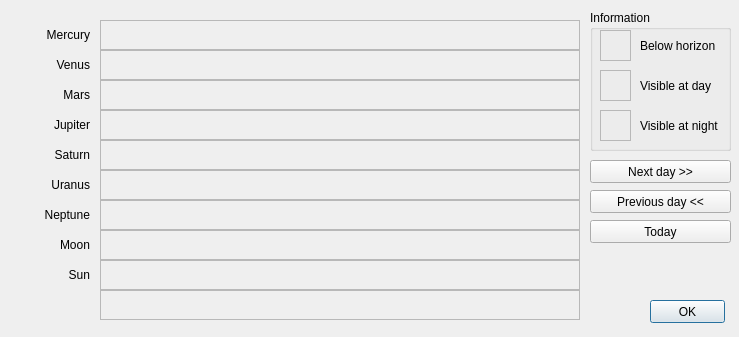
PavelMr/skytechx, file cplanetvis.ui: the form before one commit.
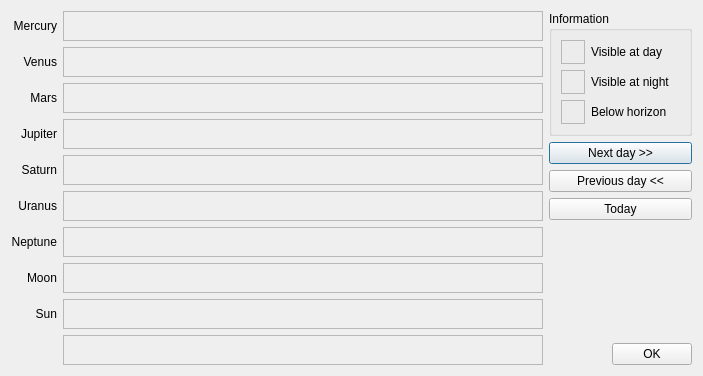
The form after the commit.

The edit to the form file:
```diff
--- a/cplanetvis.ui
+++ b/cplanetvis.ui
@@ -6,469 +6,495 @@
    <rect>
     <x>0</x>
     <y>0</y>
-    <width>739</width>
-    <height>337</height>
+    <width>703</width>
+    <height>376</height>
    </rect>
   </property>
   <property name="windowTitle">
    <string/>
   </property>
-  <widget class="QFrame" name="frame">
-   <property name="geometry">
-    <rect>
-     <x>100</x>
-     <y>20</y>
-     <width>480</width>
-     <height>30</height>
-    </rect>
-   </property>
-   <property name="frameShape">
-    <enum>QFrame::StyledPanel</enum>
-   </property>
-   <property name="frameShadow">
-    <enum>QFrame::Plain</enum>
-   </property>
-  </widget>
-  <widget class="QFrame" name="frame_2">
-   <property name="geometry">
-    <rect>
-     <x>100</x>
-     <y>50</y>
-     <width>480</width>
-     <height>30</height>
-    </rect>
-   </property>
-   <property name="frameShape">
-    <enum>QFrame::StyledPanel</enum>
-   </property>
-   <property name="frameShadow">
-    <enum>QFrame::Plain</enum>
-   </property>
-  </widget>
-  <widget class="QFrame" name="frame_3">
-   <property name="geometry">
-    <rect>
-     <x>100</x>
-     <y>80</y>
-     <width>480</width>
-     <height>30</height>
-    </rect>
-   </property>
-   <property name="frameShape">
-    <enum>QFrame::StyledPanel</enum>
-   </property>
-   <property name="frameShadow">
-    <enum>QFrame::Plain</enum>
-   </property>
-  </widget>
-  <widget class="QFrame" name="frame_4">
-   <property name="geometry">
-    <rect>
-     <x>100</x>
-     <y>110</y>
-     <width>480</width>
-     <height>30</height>
-    </rect>
-   </property>
-   <property name="frameShape">
-    <enum>QFrame::StyledPanel</enum>
-   </property>
-   <property name="frameShadow">
-    <enum>QFrame::Plain</enum>
-   </property>
-  </widget>
-  <widget class="QFrame" name="frame_5">
-   <property name="geometry">
-    <rect>
-     <x>100</x>
-     <y>140</y>
-     <width>480</width>
-     <height>30</height>
-    </rect>
-   </property>
-   <property name="frameShape">
-    <enum>QFrame::StyledPanel</enum>
-   </property>
-   <property name="frameShadow">
-    <enum>QFrame::Plain</enum>
-   </property>
-  </widget>
-  <widget class="QFrame" name="frame_6">
-   <property name="geometry">
-    <rect>
-     <x>100</x>
-     <y>170</y>
-     <width>480</width>
-     <height>30</height>
-    </rect>
-   </property>
-   <property name="frameShape">
-    <enum>QFrame::StyledPanel</enum>
-   </property>
-   <property name="frameShadow">
-    <enum>QFrame::Plain</enum>
-   </property>
-  </widget>
-  <widget class="QFrame" name="frame_7">
-   <property name="geometry">
-    <rect>
-     <x>100</x>
-     <y>200</y>
-     <width>480</width>
-     <height>30</height>
-    </rect>
-   </property>
-   <property name="frameShape">
-    <enum>QFrame::StyledPanel</enum>
-   </property>
-   <property name="frameShadow">
-    <enum>QFrame::Plain</enum>
-   </property>
-  </widget>
-  <widget class="QFrame" name="frame_8">
-   <property name="geometry">
-    <rect>
-     <x>100</x>
-     <y>230</y>
-     <width>480</width>
-     <height>30</height>
-    </rect>
-   </property>
-   <property name="frameShape">
-    <enum>QFrame::StyledPanel</enum>
-   </property>
-   <property name="frameShadow">
-    <enum>QFrame::Plain</enum>
-   </property>
-  </widget>
-  <widget class="QFrame" name="frame_9">
-   <property name="geometry">
-    <rect>
-     <x>100</x>
-     <y>260</y>
-     <width>480</width>
-     <height>30</height>
-    </rect>
-   </property>
-   <property name="frameShape">
-    <enum>QFrame::StyledPanel</enum>
-   </property>
-   <property name="frameShadow">
-    <enum>QFrame::Plain</enum>
-   </property>
-  </widget>
-  <widget class="QLabel" name="label">
-   <property name="geometry">
-    <rect>
-     <x>10</x>
-     <y>20</y>
-     <width>80</width>
-     <height>30</height>
-    </rect>
-   </property>
-   <property name="text">
-    <string>Mercury</string>
-   </property>
-   <property name="alignment">
-    <set>Qt::AlignRight|Qt::AlignTrailing|Qt::AlignVCenter</set>
-   </property>
-  </widget>
-  <widget class="QLabel" name="label_2">
-   <property name="geometry">
-    <rect>
-     <x>10</x>
-     <y>50</y>
-     <width>80</width>
-     <height>30</height>
-    </rect>
-   </property>
-   <property name="text">
-    <string>Venus</string>
-   </property>
-   <property name="alignment">
-    <set>Qt::AlignRight|Qt::AlignTrailing|Qt::AlignVCenter</set>
-   </property>
-  </widget>
-  <widget class="QLabel" name="label_3">
-   <property name="geometry">
-    <rect>
-     <x>10</x>
-     <y>80</y>
-     <width>80</width>
-     <height>30</height>
-    </rect>
-   </property>
-   <property name="text">
-    <string>Mars</string>
-   </property>
-   <property name="alignment">
-    <set>Qt::AlignRight|Qt::AlignTrailing|Qt::AlignVCenter</set>
-   </property>
-  </widget>
-  <widget class="QLabel" name="label_4">
-   <property name="geometry">
-    <rect>
-     <x>10</x>
-     <y>110</y>
-     <width>80</width>
-     <height>30</height>
-    </rect>
-   </property>
-   <property name="text">
-    <string>Jupiter</string>
-   </property>
-   <property name="alignment">
-    <set>Qt::AlignRight|Qt::AlignTrailing|Qt::AlignVCenter</set>
-   </property>
-  </widget>
-  <widget class="QLabel" name="label_5">
-   <property name="geometry">
-    <rect>
-     <x>10</x>
-     <y>140</y>
-     <width>80</width>
-     <height>30</height>
-    </rect>
-   </property>
-   <property name="text">
-    <string>Saturn</string>
-   </property>
-   <property name="alignment">
-    <set>Qt::AlignRight|Qt::AlignTrailing|Qt::AlignVCenter</set>
-   </property>
-  </widget>
-  <widget class="QLabel" name="label_6">
-   <property name="geometry">
-    <rect>
-     <x>10</x>
-     <y>170</y>
-     <width>80</width>
-     <height>30</height>
-    </rect>
-   </property>
-   <property name="text">
-    <string>Uranus</string>
-   </property>
-   <property name="alignment">
-    <set>Qt::AlignRight|Qt::AlignTrailing|Qt::AlignVCenter</set>
-   </property>
-  </widget>
-  <widget class="QLabel" name="label_7">
-   <property name="geometry">
-    <rect>
-     <x>10</x>
-     <y>200</y>
-     <width>80</width>
-     <height>30</height>
-    </rect>
-   </property>
-   <property name="text">
-    <string>Neptune</string>
-   </property>
-   <property name="alignment">
-    <set>Qt::AlignRight|Qt::AlignTrailing|Qt::AlignVCenter</set>
-   </property>
-  </widget>
-  <widget class="QLabel" name="label_8">
-   <property name="geometry">
-    <rect>
-     <x>10</x>
-     <y>230</y>
-     <width>80</width>
-     <height>30</height>
-    </rect>
-   </property>
-   <property name="text">
-    <string>Moon</string>
-   </property>
-   <property name="alignment">
-    <set>Qt::AlignRight|Qt::AlignTrailing|Qt::AlignVCenter</set>
-   </property>
-  </widget>
-  <widget class="QLabel" name="label_9">
-   <property name="geometry">
-    <rect>
-     <x>10</x>
-     <y>260</y>
-     <width>80</width>
-     <height>30</height>
-    </rect>
-   </property>
-   <property name="text">
-    <string>Sun</string>
-   </property>
-   <property name="alignment">
-    <set>Qt::AlignRight|Qt::AlignTrailing|Qt::AlignVCenter</set>
-   </property>
-  </widget>
-  <widget class="QFrame" name="frame_10">
-   <property name="geometry">
-    <rect>
-     <x>100</x>
-     <y>290</y>
-     <width>480</width>
-     <height>30</height>
-    </rect>
-   </property>
-   <property name="frameShape">
-    <enum>QFrame::StyledPanel</enum>
-   </property>
-   <property name="frameShadow">
-    <enum>QFrame::Plain</enum>
-   </property>
-  </widget>
-  <widget class="QPushButton" name="pushButton">
-   <property name="geometry">
-    <rect>
-     <x>650</x>
-     <y>300</y>
-     <width>75</width>
-     <height>23</height>
-    </rect>
-   </property>
-   <property name="text">
-    <string>OK</string>
-   </property>
-  </widget>
-  <widget class="QGroupBox" name="groupBox">
-   <property name="geometry">
-    <rect>
-     <x>590</x>
-     <y>10</y>
-     <width>141</width>
-     <height>141</height>
-    </rect>
-   </property>
-   <property name="title">
-    <string>Information</string>
-   </property>
-   <widget class="QFrame" name="frame_14">
-    <property name="geometry">
-     <rect>
-      <x>10</x>
-      <y>100</y>
-      <width>31</width>
-      <height>31</height>
-     </rect>
-    </property>
-    <property name="frameShape">
-     <enum>QFrame::StyledPanel</enum>
-    </property>
-    <property name="frameShadow">
-     <enum>QFrame::Plain</enum>
-    </property>
-   </widget>
-   <widget class="QFrame" name="frame_12">
-    <property name="geometry">
-     <rect>
-      <x>10</x>
-      <y>20</y>
-      <width>31</width>
-      <height>31</height>
-     </rect>
-    </property>
-    <property name="frameShape">
-     <enum>QFrame::StyledPanel</enum>
-    </property>
-    <property name="frameShadow">
-     <enum>QFrame::Plain</enum>
-    </property>
-   </widget>
-   <widget class="QLabel" name="label_13">
-    <property name="geometry">
-     <rect>
-      <x>50</x>
-      <y>100</y>
-      <width>91</width>
-      <height>31</height>
-     </rect>
-    </property>
-    <property name="text">
-     <string>Visible at night</string>
-    </property>
-   </widget>
-   <widget class="QLabel" name="label_10">
-    <property name="geometry">
-     <rect>
-      <x>50</x>
-      <y>20</y>
-      <width>91</width>
-      <height>31</height>
-     </rect>
-    </property>
-    <property name="text">
-     <string>Below horizon</string>
-    </property>
-   </widget>
-   <widget class="QFrame" name="frame_13">
-    <property name="geometry">
-     <rect>
-      <x>10</x>
-      <y>60</y>
-      <width>31</width>
-      <height>31</height>
-     </rect>
-    </property>
-    <property name="frameShape">
-     <enum>QFrame::StyledPanel</enum>
-    </property>
-    <property name="frameShadow">
-     <enum>QFrame::Plain</enum>
-    </property>
-   </widget>
-   <widget class="QLabel" name="label_12">
-    <property name="geometry">
-     <rect>
-      <x>50</x>
-      <y>60</y>
-      <width>91</width>
-      <height>31</height>
-     </rect>
-    </property>
-    <property name="text">
-     <string>Visible at day</string>
-    </property>
-   </widget>
-  </widget>
-  <widget class="QPushButton" name="pushButton_2">
-   <property name="geometry">
-    <rect>
-     <x>590</x>
-     <y>160</y>
-     <width>141</width>
-     <height>23</height>
-    </rect>
-   </property>
-   <property name="text">
-    <string>Next day &gt;&gt;</string>
-   </property>
-  </widget>
-  <widget class="QPushButton" name="pushButton_3">
-   <property name="geometry">
-    <rect>
-     <x>590</x>
-     <y>190</y>
-     <width>141</width>
-     <height>23</height>
-    </rect>
-   </property>
-   <property name="text">
-    <string>Previous day &lt;&lt;</string>
-   </property>
-  </widget>
-  <widget class="QPushButton" name="pushButton_4">
-   <property name="geometry">
-    <rect>
-     <x>590</x>
-     <y>220</y>
-     <width>141</width>
-     <height>23</height>
-    </rect>
-   </property>
-   <property name="text">
-    <string>Today</string>
-   </property>
-  </widget>
+  <layout class="QVBoxLayout" name="verticalLayout_2">
+   <item>
+    <layout class="QHBoxLayout" name="horizontalLayout_2">
+     <item>
+      <layout class="QGridLayout" name="gridLayout_2">
+       <item row="6" column="0">
+        <widget class="QLabel" name="label_7">
+         <property name="text">
+          <string>Neptune</string>
+         </property>
+         <property name="alignment">
+          <set>Qt::AlignRight|Qt::AlignTrailing|Qt::AlignVCenter</set>
+         </property>
+        </widget>
+       </item>
+       <item row="2" column="0">
+        <widget class="QLabel" name="label_3">
+         <property name="text">
+          <string>Mars</string>
+         </property>
+         <property name="alignment">
+          <set>Qt::AlignRight|Qt::AlignTrailing|Qt::AlignVCenter</set>
+         </property>
+        </widget>
+       </item>
+       <item row="1" column="0">
+        <widget class="QLabel" name="label_2">
+         <property name="text">
+          <string>Venus</string>
+         </property>
+         <property name="alignment">
+          <set>Qt::AlignRight|Qt::AlignTrailing|Qt::AlignVCenter</set>
+         </property>
+        </widget>
+       </item>
+       <item row="7" column="0">
+        <widget class="QLabel" name="label_8">
+         <property name="text">
+          <string>Moon</string>
+         </property>
+         <property name="alignment">
+          <set>Qt::AlignRight|Qt::AlignTrailing|Qt::AlignVCenter</set>
+         </property>
+        </widget>
+       </item>
+       <item row="5" column="0">
+        <widget class="QLabel" name="label_6">
+         <property name="text">
+          <string>Uranus</string>
+         </property>
+         <property name="alignment">
+          <set>Qt::AlignRight|Qt::AlignTrailing|Qt::AlignVCenter</set>
+         </property>
+        </widget>
+       </item>
+       <item row="4" column="0">
+        <widget class="QLabel" name="label_5">
+         <property name="text">
+          <string>Saturn</string>
+         </property>
+         <property name="alignment">
+          <set>Qt::AlignRight|Qt::AlignTrailing|Qt::AlignVCenter</set>
+         </property>
+        </widget>
+       </item>
+       <item row="8" column="0">
+        <widget class="QLabel" name="label_9">
+         <property name="text">
+          <string>Sun</string>
+         </property>
+         <property name="alignment">
+          <set>Qt::AlignRight|Qt::AlignTrailing|Qt::AlignVCenter</set>
+         </property>
+        </widget>
+       </item>
+       <item row="3" column="0">
+        <widget class="QLabel" name="label_4">
+         <property name="text">
+          <string>Jupiter</string>
+         </property>
+         <property name="alignment">
+          <set>Qt::AlignRight|Qt::AlignTrailing|Qt::AlignVCenter</set>
+         </property>
+        </widget>
+       </item>
+       <item row="5" column="1">
+        <widget class="QFrame" name="frame_6">
+         <property name="sizePolicy">
+          <sizepolicy hsizetype="Fixed" vsizetype="Fixed">
+           <horstretch>0</horstretch>
+           <verstretch>0</verstretch>
+          </sizepolicy>
+         </property>
+         <property name="minimumSize">
+          <size>
+           <width>480</width>
+           <height>30</height>
+          </size>
+         </property>
+         <property name="frameShape">
+          <enum>QFrame::StyledPanel</enum>
+         </property>
+         <property name="frameShadow">
+          <enum>QFrame::Plain</enum>
+         </property>
+        </widget>
+       </item>
+       <item row="4" column="1">
+        <widget class="QFrame" name="frame_5">
+         <property name="sizePolicy">
+          <sizepolicy hsizetype="Fixed" vsizetype="Fixed">
+           <horstretch>0</horstretch>
+           <verstretch>0</verstretch>
+          </sizepolicy>
+         </property>
+         <property name="minimumSize">
+          <size>
+           <width>480</width>
+           <height>30</height>
+          </size>
+         </property>
+         <property name="frameShape">
+          <enum>QFrame::StyledPanel</enum>
+         </property>
+         <property name="frameShadow">
+          <enum>QFrame::Plain</enum>
+         </property>
+        </widget>
+       </item>
+       <item row="7" column="1">
+        <widget class="QFrame" name="frame_8">
+         <property name="sizePolicy">
+          <sizepolicy hsizetype="Fixed" vsizetype="Fixed">
+           <horstretch>0</horstretch>
+           <verstretch>0</verstretch>
+          </sizepolicy>
+         </property>
+         <property name="minimumSize">
+          <size>
+           <width>480</width>
+           <height>30</height>
+          </size>
+         </property>
+         <property name="frameShape">
+          <enum>QFrame::StyledPanel</enum>
+         </property>
+         <property name="frameShadow">
+          <enum>QFrame::Plain</enum>
+         </property>
+        </widget>
+       </item>
+       <item row="8" column="1">
+        <widget class="QFrame" name="frame_9">
+         <property name="sizePolicy">
+          <sizepolicy hsizetype="Fixed" vsizetype="Fixed">
+           <horstretch>0</horstretch>
+           <verstretch>0</verstretch>
+          </sizepolicy>
+         </property>
+         <property name="minimumSize">
+          <size>
+           <width>480</width>
+           <height>30</height>
+          </size>
+         </property>
+         <property name="frameShape">
+          <enum>QFrame::StyledPanel</enum>
+         </property>
+         <property name="frameShadow">
+          <enum>QFrame::Plain</enum>
+         </property>
+        </widget>
+       </item>
+       <item row="0" column="0">
+        <widget class="QLabel" name="label">
+         <property name="text">
+          <string>Mercury</string>
+         </property>
+         <property name="alignment">
+          <set>Qt::AlignRight|Qt::AlignTrailing|Qt::AlignVCenter</set>
+         </property>
+        </widget>
+       </item>
+       <item row="0" column="1">
+        <widget class="QFrame" name="frame">
+         <property name="sizePolicy">
+          <sizepolicy hsizetype="Fixed" vsizetype="Fixed">
+           <horstretch>0</horstretch>
+           <verstretch>0</verstretch>
+          </sizepolicy>
+         </property>
+         <property name="minimumSize">
+          <size>
+           <width>480</width>
+           <height>30</height>
+          </size>
+         </property>
+         <property name="frameShape">
+          <enum>QFrame::StyledPanel</enum>
+         </property>
+         <property name="frameShadow">
+          <enum>QFrame::Plain</enum>
+         </property>
+        </widget>
+       </item>
+       <item row="2" column="1">
+        <widget class="QFrame" name="frame_3">
+         <property name="sizePolicy">
+          <sizepolicy hsizetype="Fixed" vsizetype="Fixed">
+           <horstretch>0</horstretch>
+           <verstretch>0</verstretch>
+          </sizepolicy>
+         </property>
+         <property name="minimumSize">
+          <size>
+           <width>480</width>
+           <height>30</height>
+          </size>
+         </property>
+         <property name="frameShape">
+          <enum>QFrame::StyledPanel</enum>
+         </property>
+         <property name="frameShadow">
+          <enum>QFrame::Plain</enum>
+         </property>
+        </widget>
+       </item>
+       <item row="3" column="1">
+        <widget class="QFrame" name="frame_4">
+         <property name="sizePolicy">
+          <sizepolicy hsizetype="Fixed" vsizetype="Fixed">
+           <horstretch>0</horstretch>
+           <verstretch>0</verstretch>
+          </sizepolicy>
+         </property>
+         <property name="minimumSize">
+          <size>
+           <width>480</width>
+           <height>30</height>
+          </size>
+         </property>
+         <property name="frameShape">
+          <enum>QFrame::StyledPanel</enum>
+         </property>
+         <property name="frameShadow">
+          <enum>QFrame::Plain</enum>
+         </property>
+        </widget>
+       </item>
+       <item row="1" column="1">
+        <widget class="QFrame" name="frame_2">
+         <property name="sizePolicy">
+          <sizepolicy hsizetype="Fixed" vsizetype="Fixed">
+           <horstretch>0</horstretch>
+           <verstretch>0</verstretch>
+          </sizepolicy>
+         </property>
+         <property name="minimumSize">
+          <size>
+           <width>480</width>
+           <height>30</height>
+          </size>
+         </property>
+         <property name="frameShape">
+          <enum>QFrame::StyledPanel</enum>
+         </property>
+         <property name="frameShadow">
+          <enum>QFrame::Plain</enum>
+         </property>
+        </widget>
+       </item>
+       <item row="6" column="1">
+        <widget class="QFrame" name="frame_7">
+         <property name="sizePolicy">
+          <sizepolicy hsizetype="Fixed" vsizetype="Fixed">
+           <horstretch>0</horstretch>
+           <verstretch>0</verstretch>
+          </sizepolicy>
+         </property>
+         <property name="minimumSize">
+          <size>
+           <width>480</width>
+           <height>30</height>
+          </size>
+         </property>
+         <property name="frameShape">
+          <enum>QFrame::StyledPanel</enum>
+         </property>
+         <property name="frameShadow">
+          <enum>QFrame::Plain</enum>
+         </property>
+        </widget>
+       </item>
+       <item row="9" column="1">
+        <widget class="QFrame" name="frame_10">
+         <property name="sizePolicy">
+          <sizepolicy hsizetype="Fixed" vsizetype="Fixed">
+           <horstretch>0</horstretch>
+           <verstretch>0</verstretch>
+          </sizepolicy>
+         </property>
+         <property name="minimumSize">
+          <size>
+           <width>480</width>
+           <height>30</height>
+          </size>
+         </property>
+         <property name="frameShape">
+          <enum>QFrame::StyledPanel</enum>
+         </property>
+         <property name="frameShadow">
+          <enum>QFrame::Plain</enum>
+         </property>
+        </widget>
+       </item>
+      </layout>
+     </item>
+     <item>
+      <layout class="QVBoxLayout" name="verticalLayout">
+       <item>
+        <widget class="QGroupBox" name="groupBox">
+         <property name="title">
+          <string>Information</string>
+         </property>
+         <layout class="QGridLayout" name="gridLayout">
+          <item row="0" column="0">
+           <layout class="QGridLayout" name="gridLayout_3">
+            <item row="0" column="1">
+             <widget class="QLabel" name="label_12">
+              <property name="text">
+               <string>Visible at day</string>
+              </property>
+             </widget>
+            </item>
+            <item row="0" column="0">
+             <widget class="QFrame" name="frame_13">
+              <property name="sizePolicy">
+               <sizepolicy hsizetype="Fixed" vsizetype="Fixed">
+                <horstretch>0</horstretch>
+                <verstretch>0</verstretch>
+               </sizepolicy>
+              </property>
+              <property name="minimumSize">
+               <size>
+                <width>24</width>
+                <height>24</height>
+               </size>
+              </property>
+              <property name="frameShape">
+               <enum>QFrame::StyledPanel</enum>
+              </property>
+              <property name="frameShadow">
+               <enum>QFrame::Plain</enum>
+              </property>
+             </widget>
+            </item>
+            <item row="2" column="0">
+             <widget class="QFrame" name="frame_12">
+              <property name="sizePolicy">
+               <sizepolicy hsizetype="Fixed" vsizetype="Fixed">
+                <horstretch>0</horstretch>
+                <verstretch>0</verstretch>
+               </sizepolicy>
+              </property>
+              <property name="minimumSize">
+               <size>
+                <width>24</width>
+                <height>24</height>
+               </size>
+              </property>
+              <property name="frameShape">
+               <enum>QFrame::StyledPanel</enum>
+              </property>
+              <property name="frameShadow">
+               <enum>QFrame::Plain</enum>
+              </property>
+             </widget>
+            </item>
+            <item row="1" column="0">
+             <widget class="QFrame" name="frame_14">
+              <property name="sizePolicy">
+               <sizepolicy hsizetype="Fixed" vsizetype="Fixed">
+                <horstretch>0</horstretch>
+                <verstretch>0</verstretch>
+               </sizepolicy>
+              </property>
+              <property name="minimumSize">
+               <size>
+                <width>24</width>
+                <height>24</height>
+               </size>
+              </property>
+              <property name="frameShape">
+               <enum>QFrame::StyledPanel</enum>
+              </property>
+              <property name="frameShadow">
+               <enum>QFrame::Plain</enum>
+              </property>
+             </widget>
+            </item>
+            <item row="1" column="1">
+             <widget class="QLabel" name="label_13">
+              <property name="text">
+               <string>Visible at night</string>
+              </property>
+             </widget>
+            </item>
+            <item row="2" column="1">
+             <widget class="QLabel" name="label_10">
+              <property name="text">
+               <string>Below horizon</string>
+              </property>
+             </widget>
+            </item>
+           </layout>
+          </item>
+         </layout>
+        </widget>
+       </item>
+       <item>
+        <widget class="QPushButton" name="pushButton_2">
+         <property name="text">
+          <string>Next day &gt;&gt;</string>
+         </property>
+        </widget>
+       </item>
+       <item>
+        <widget class="QPushButton" name="pushButton_3">
+         <property name="text">
+          <string>Previous day &lt;&lt;</string>
+         </property>
+        </widget>
+       </item>
+       <item>
+        <widget class="QPushButton" name="pushButton_4">
+         <property name="text">
+          <string>Today</string>
+         </property>
+        </widget>
+       </item>
+       <item>
+        <spacer name="verticalSpacer">
+         <property name="orientation">
+          <enum>Qt::Vertical</enum>
+         </property>
+         <property name="sizeHint" stdset="0">
+          <size>
+           <width>20</width>
+           <height>40</height>
+          </size>
+         </property>
+        </spacer>
+       </item>
+       <item>
+        <layout class="QHBoxLayout" name="horizontalLayout_3">
+         <item>
+          <spacer name="horizontalSpacer">
+           <property name="orientation">
+            <enum>Qt::Horizontal</enum>
+           </property>
+           <property name="sizeHint" stdset="0">
+            <size>
+             <width>40</width>
+             <height>20</height>
+            </size>
+           </property>
+          </spacer>
+         </item>
+         <item>
+          <widget class="QPushButton" name="pushButton">
+           <property name="text">
+            <string>OK</string>
+           </property>
+          </widget>
+         </item>
+        </layout>
+       </item>
+      </layout>
+     </item>
+    </layout>
+   </item>
+  </layout>
  </widget>
  <resources/>
  <connections/>
```
